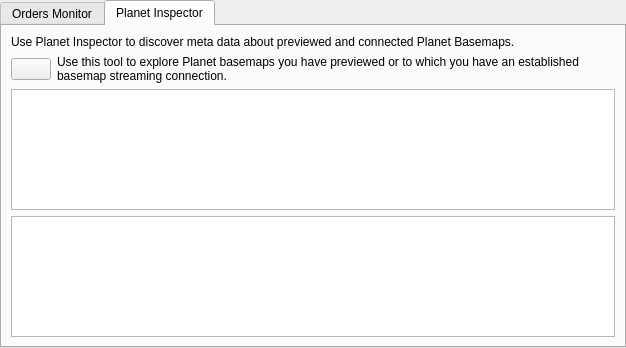
This is planet_explorer/ui/pe_orders_monitor_dockwidget.ui in planetlabs/qgis-planet-plugin as Qt 5 draws it before an edit. The edited form follows.
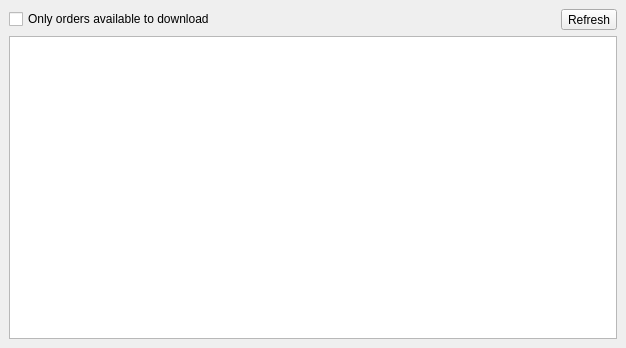
This is the edited form.

Commit message: decoupled orders monitor and inspector panels

The edit to the form file:
```diff
--- a/planet_explorer/ui/pe_orders_monitor_dockwidget.ui
+++ b/planet_explorer/ui/pe_orders_monitor_dockwidget.ui
@@ -28,14 +28,7 @@
      <number>0</number>
     </property>
     <item>
-     <widget class="QTabWidget" name="tabWidget">
-      <property name="currentIndex">
-       <number>1</number>
-      </property>
-      <widget class="QWidget" name="tab">
-       <attribute name="title">
-        <string>Orders Monitor</string>
-       </attribute>
+     <widget class="QWidget" name="widget" native="true">
        <layout class="QVBoxLayout" name="verticalLayout">
         <item>
          <layout class="QHBoxLayout" name="horizontalLayout">
@@ -72,57 +65,6 @@
          <widget class="QListWidget" name="listOrders"/>
         </item>
        </layout>
-      </widget>
-      <widget class="QWidget" name="tab_2">
-       <attribute name="title">
-        <string>Planet Inspector</string>
-       </attribute>
-       <layout class="QVBoxLayout" name="verticalLayout_3">
-        <item>
-         <widget class="QLabel" name="label">
-          <property name="text">
-           <string>Use Planet Inspector to discover meta data about previewed and connected Planet Basemaps.</string>
-          </property>
-         </widget>
-        </item>
-        <item>
-         <layout class="QHBoxLayout" name="horizontalLayout_2">
-          <item>
-           <widget class="QPushButton" name="btnMapTool">
-            <property name="sizePolicy">
-             <sizepolicy hsizetype="Maximum" vsizetype="Fixed">
-              <horstretch>0</horstretch>
-              <verstretch>0</verstretch>
-             </sizepolicy>
-            </property>
-            <property name="text">
-             <string/>
-            </property>
-            <property name="checkable">
-             <bool>true</bool>
-            </property>
-           </widget>
-          </item>
-          <item>
-           <widget class="QLabel" name="label_2">
-            <property name="text">
-             <string>Use this tool to explore Planet basemaps you have previewed or to which you have an established basemap streaming connection.</string>
-            </property>
-            <property name="wordWrap">
-             <bool>true</bool>
-            </property>
-           </widget>
-          </item>
-         </layout>
-        </item>
-        <item>
-         <widget class="QListWidget" name="listScenes"/>
-        </item>
-        <item>
-         <widget class="QTextBrowser" name="textBrowser"/>
-        </item>
-       </layout>
-      </widget>
      </widget>
     </item>
    </layout>
```
Left out of the diff: 2 changed lines with no effect on the pictures. Lines whose indentation alone changed are shown as unchanged. The commit also changes 6 other files.
